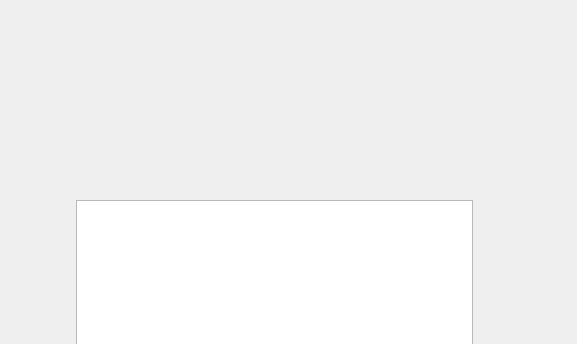
First picture: the form in mainwindow.ui, repository xiangheqishui666/qt-, before the edit; both pictures show x 104 to 681 and y 0 to 344 of the 800 by 600 pixel window.
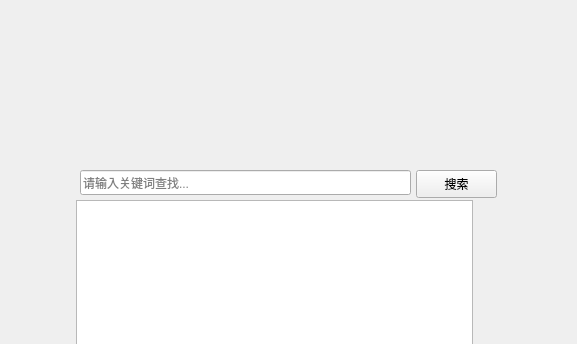
Second picture: the form after the edit.

Commit message: UI界面美化与新增任务关键词搜索功能

```diff
--- a/mainwindow.ui
+++ b/mainwindow.ui
@@ -61,6 +61,35 @@
      </item>
     </layout>
    </widget>
+   <widget class="QLineEdit" name="txtSearch">
+    <property name="geometry">
+     <rect>
+      <x>184</x>
+      <y>170</y>
+      <width>331</width>
+      <height>25</height>
+     </rect>
+    </property>
+    <property name="text">
+     <string/>
+    </property>
+    <property name="placeholderText">
+     <string>请输入关键词查找...</string>
+    </property>
+   </widget>
+   <widget class="QPushButton" name="btnSearch">
+    <property name="geometry">
+     <rect>
+      <x>520</x>
+      <y>170</y>
+      <width>81</width>
+      <height>28</height>
+     </rect>
+    </property>
+    <property name="text">
+     <string>搜索</string>
+    </property>
+   </widget>
   </widget>
   <widget class="QMenuBar" name="menubar">
    <property name="geometry">
```
The commit also changes 2 other files.
